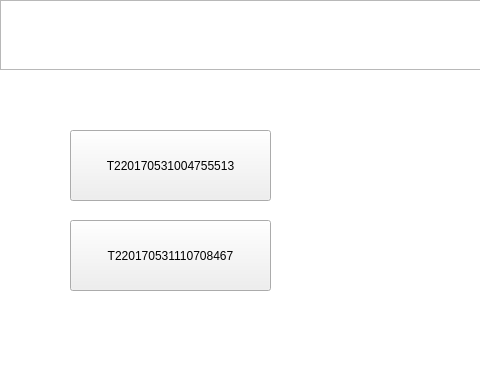
First picture: the form in SmartCabinet/Device/devicesimulate.ui, repository birdman1992/SmartCabinet, before the edit; both pictures show x 0 to 480 and y 0 to 370 of the 640 by 480 pixel window.
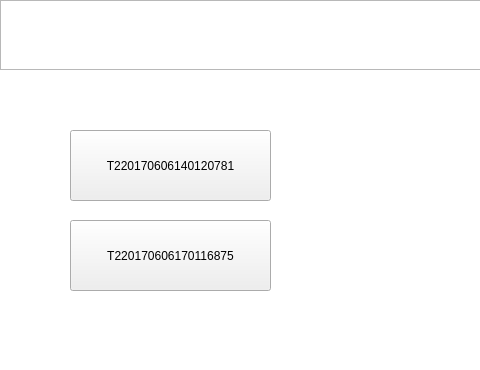
Second picture: the form after the edit.

Patch:
```diff
--- a/SmartCabinet/Device/devicesimulate.ui
+++ b/SmartCabinet/Device/devicesimulate.ui
@@ -135,7 +135,7 @@
         </rect>
        </property>
        <property name="text">
-        <string>T220170531004755513</string>
+        <string>T220170606140120781</string>
        </property>
       </widget>
       <widget class="QPushButton" name="listCode_2">
@@ -148,7 +148,7 @@
         </rect>
        </property>
        <property name="text">
-        <string>T220170531110708467</string>
+        <string>T220170606170116875</string>
        </property>
       </widget>
      </widget>
```
Left out of the diff: 4 changed lines with no effect on the pictures.
